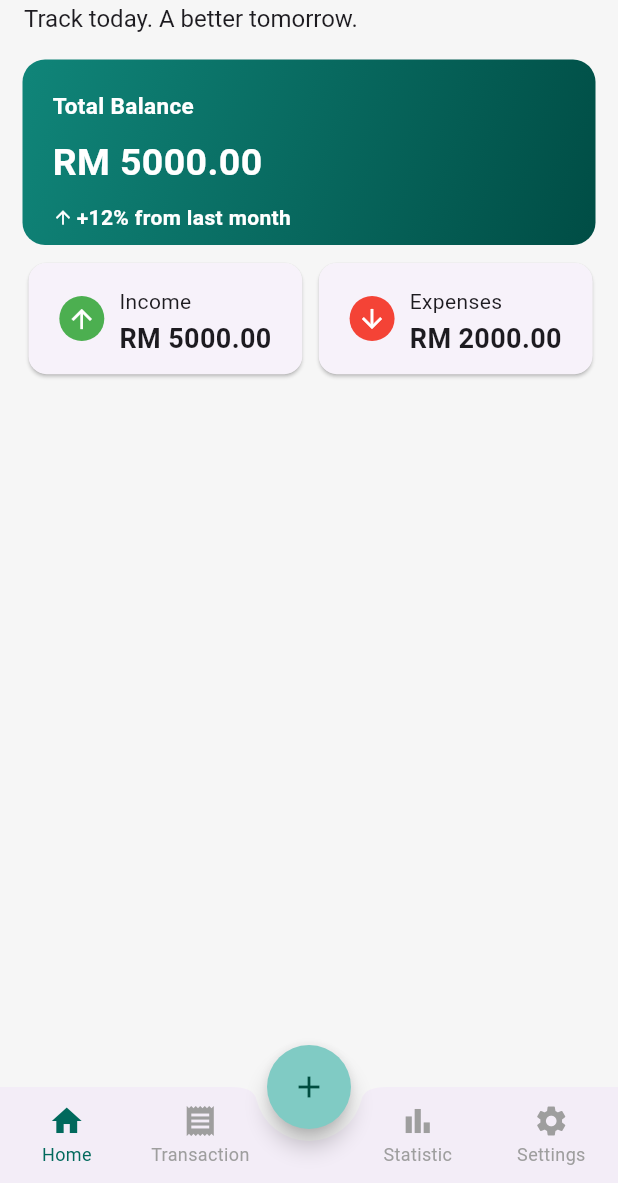
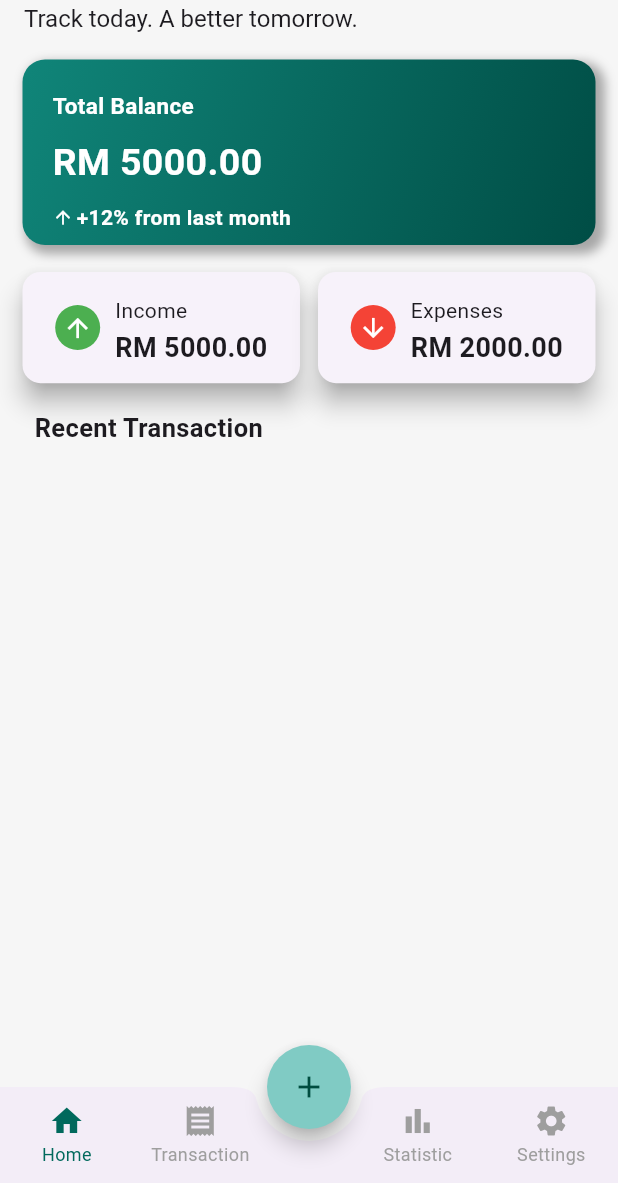
Before and after one commit to emiOS36/buku555, a Flutter app: the screen it shows after launch, on a phone screen of 412 x 824 dp, the part 53-1236 px from its top. Run offline on Flutter 3.47's test engine with Material 3 defaults, Android fonts, the phone set to English and light mode, and no system bars.

Commit message:
Add card's shadow with padding update

```diff
--- a/lib/component/reusable_card.dart
+++ b/lib/component/reusable_card.dart
@@ -17,8 +17,11 @@ class ReusableCard extends StatelessWidget {
     final Size screenSize = MediaQuery.sizeOf(context);
 
     return Card(
+      margin: EdgeInsets.zero,
+      elevation: 7.0,
+      shadowColor: Colors.grey,
       child: SizedBox(
-        width: screenSize.width * 0.443,
+        width: double.infinity,
         height: screenSize.height * 0.09,
         child: Padding(
           padding: EdgeInsets.all(16),
@@ -26,9 +29,7 @@ class ReusableCard extends StatelessWidget {
             mainAxisAlignment: .center,
             children: [
               icon,
-              SizedBox(
-                width: 10,
-              ),
+              SizedBox(width: 10),
               Column(
                 crossAxisAlignment: .start,
                 children: [
--- a/lib/screen/home_screen.dart
+++ b/lib/screen/home_screen.dart
@@ -34,6 +34,7 @@ class HomeScreen extends StatelessWidget {
       body: Padding(
         padding: const EdgeInsets.all(15),
         child: Column(
+          crossAxisAlignment: .start,
           children: [
             Container(
               width: double.infinity,
@@ -49,6 +50,14 @@ class HomeScreen extends StatelessWidget {
                   ],
                 ),
                 borderRadius: .circular(15),
+                boxShadow: [
+                  BoxShadow(
+                    color: Colors.grey.withValues(alpha: 0.9),
+                    blurRadius: 5.0,
+                    spreadRadius: 2.0,
+                    offset: const Offset(4, 4),
+                  ),
+                ],
               ),
               child: Column(
                 crossAxisAlignment: .start,
@@ -88,11 +97,11 @@ class HomeScreen extends StatelessWidget {
                 ],
               ),
             ),
-            SizedBox(height: 8),
+            SizedBox(height: 18),
             Row(
-              mainAxisAlignment: .center,
               children: [
-                ReusableCard(
+                Expanded(
+                  child: ReusableCard(
                     title: 'Income',
                     amount: 'RM 5000.00',
                     icon: CircleIcon(
@@ -100,8 +109,10 @@ class HomeScreen extends StatelessWidget {
                       color: Colors.green,
                     ),
                   ),
-                SizedBox(width: 3),
-                ReusableCard(
+                ),
+                SizedBox(width: 12),
+                Expanded(
+                  child: ReusableCard(
                     title: 'Expenses',
                     amount: 'RM 2000.00',
                     icon: CircleIcon(
@@ -109,7 +120,19 @@ class HomeScreen extends StatelessWidget {
                       color: Colors.red,
                     ),
                   ),
+                ),
               ],
+            ),
+            SizedBox(height: 18),
+            Padding(
+              padding: const EdgeInsets.only(left: 8.0),
+              child: Text(
+                'Recent Transaction',
+                style: TextStyle(
+                  fontSize: 17,
+                  fontWeight: .bold,
+                ),
+              ),
             ),
           ],
         ),
```
Lines whose indentation alone changed are shown as unchanged.
